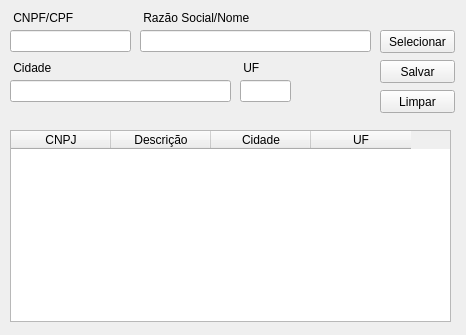
This is Forms/frm_cadastro_cliente.ui in luissantananet/SistCotacao as Qt 5 draws it before an edit. The edited form follows.
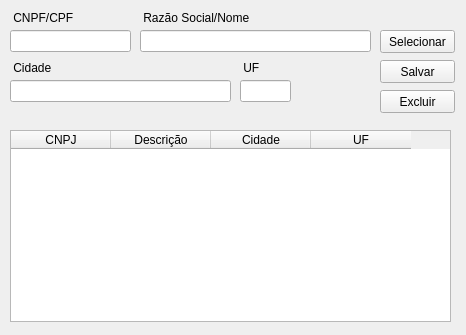
This is the edited form. Icons and pictures are not drawn.

The edit to the form file:
```diff
--- a/Forms/frm_cadastro_cliente.ui
+++ b/Forms/frm_cadastro_cliente.ui
@@ -160,7 +160,7 @@
      </rect>
     </property>
     <property name="text">
-     <string>Limpar</string>
+     <string>Excluir</string>
     </property>
    </widget>
    <widget class="QTableWidget" name="tableWidget">
```
